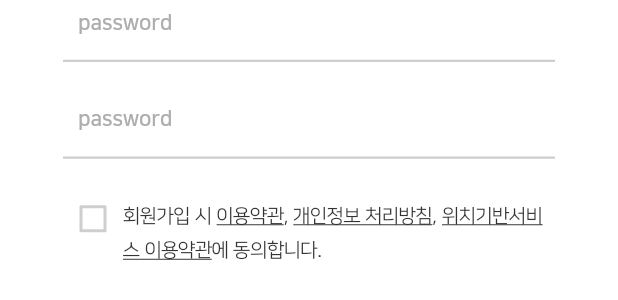
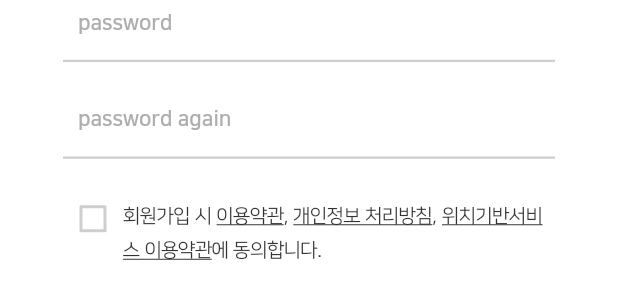
Before and after one commit to cau-deal/deal-application, a Flutter app: the RegisterWithEmailPage widget shown alone on an empty page, opened directly, on a phone screen of 412 x 824 dp. Shown: the part 325-625 px from the top of the screen. Run offline on Flutter 3.47's test engine with Material 2 defaults, Android fonts, the phone set to English and light mode, and no system bars; our stand-ins replace double_back_to_close_app, firebase_auth, firebase_messaging, fluttertoast, google_sign_in, pull_to_refresh and 1 more; missing offline and left inert: flutter_crashlytics, flutter_lottie, flutter_page_indicator; accounts and stored records are empty.

Commit message:
[Android][SEVERE] FLUTTER VERSION UPGRADE

```diff
--- a/lib/src/screens/login_email/login_email.dart
+++ b/lib/src/screens/login_email/login_email.dart
@@ -30,7 +30,6 @@ class LoginEmailPage extends StatelessWidget {
               Container(
                 child: StyledTextFormField(
                   placeholder: S.of(ctx).login_password_hint,
-                  textInputType: TextInputType.visiblePassword,
                   obscure: true,
                 ),
                 margin: EdgeInsets.only(top: 12)
--- a/lib/src/screens/register_with_email/register_with_email.dart
+++ b/lib/src/screens/register_with_email/register_with_email.dart
@@ -30,7 +30,6 @@ class RegisterWithEmailPage extends StatelessWidget {
               Container(
                 child: StyledTextFormField(
                   placeholder: S.of(ctx).login_password_hint,
-                  textInputType: TextInputType.visiblePassword,
                   obscure: true,
                 ),
                 margin: EdgeInsets.only(top: 12)
@@ -38,8 +37,7 @@ class RegisterWithEmailPage extends StatelessWidget {
 
               Container(
                   child: StyledTextFormField(
-                    placeholder: S.of(ctx).login_password_hint,
-                    textInputType: TextInputType.visiblePassword,
+                    placeholder: S.of(ctx).login_password_retry_hint,
                     obscure: true,
                   ),
                   margin: EdgeInsets.only(top: 12)
```
Also changed, not shown: 3 other files.
